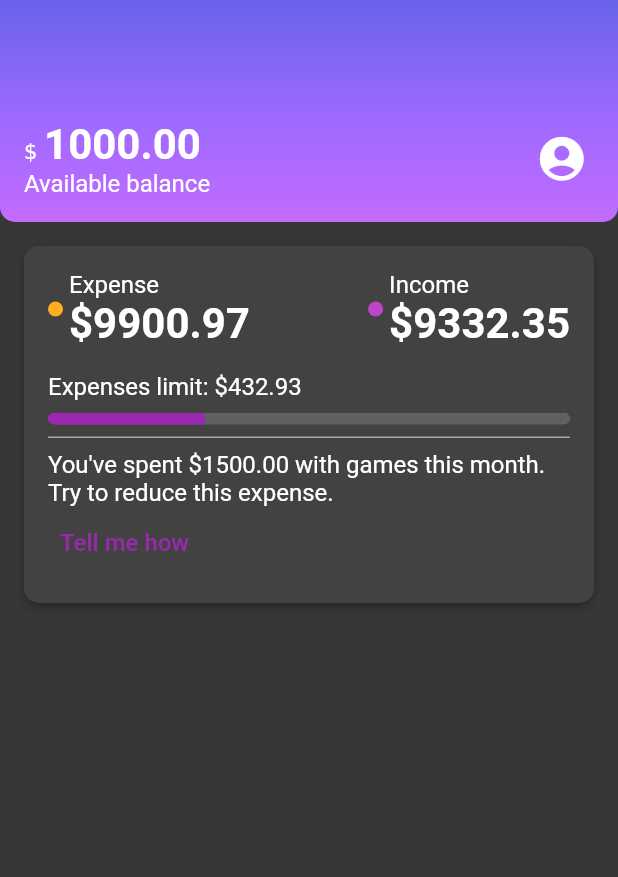
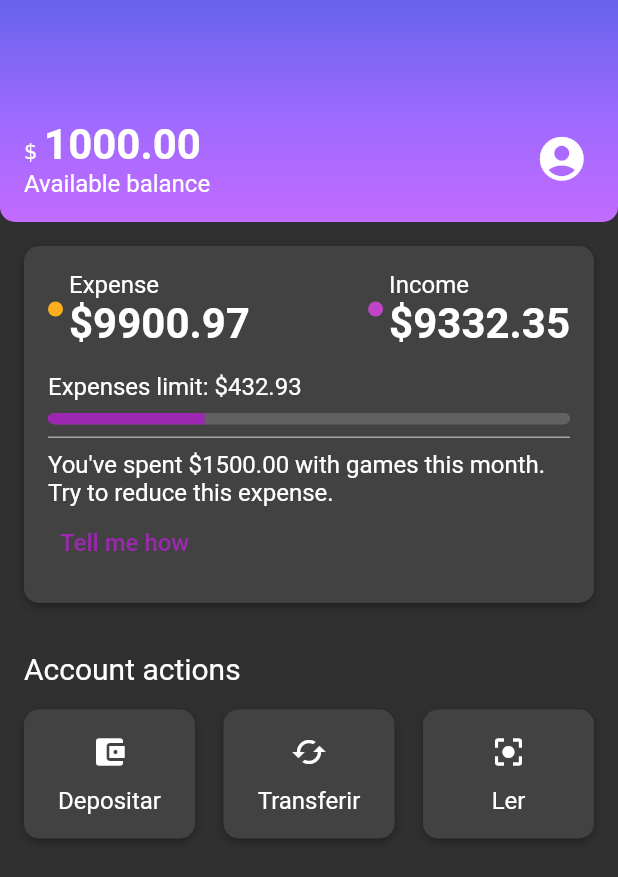
Before and after one commit to yukasolano/alurabank, a Flutter app: the screen it shows after launch, on a phone screen of 412 x 824 dp. Shown: the top 877 px of the screen. Run offline on Flutter 3.47's test engine with Material 2 defaults, Android fonts, the phone set to English and light mode, and no system bars.

Commit message:
Add account_actions section

```diff
--- /dev/null
+++ b/lib/components/account_actions.dart
@@ -0,0 +1,59 @@
+import 'package:alurabank/components/box_card.dart';
+import 'package:flutter/material.dart';
+
+class AccountActions extends StatelessWidget {
+  const AccountActions({Key? key}) : super(key: key);
+
+  @override
+  Widget build(BuildContext context) {
+    return Padding(
+      padding: const EdgeInsets.all(16.0),
+      child: Column(crossAxisAlignment: CrossAxisAlignment.start, children: [
+        Padding(
+          padding: const EdgeInsets.only(bottom: 16.0),
+          child: Text(
+            "Account actions",
+            style: Theme.of(context).textTheme.titleMedium,
+          ),
+        ),
+        Row(
+          mainAxisAlignment: MainAxisAlignment.spaceBetween,
+          children: const [
+            _Action(title: "Depositar", icon: Icons.account_balance_wallet),
+            _Action(title: "Transferir", icon: Icons.cached),
+            _Action(title: "Ler", icon: Icons.center_focus_strong),
+          ],
+        )
+      ]),
+    );
+  }
+}
+
+class _Action extends StatelessWidget {
+  final String title;
+  final IconData icon;
+
+  const _Action({Key? key, required this.title, required this.icon})
+      : super(key: key);
+
+  @override
+  Widget build(BuildContext context) {
+    return InkWell(
+      onTap: () {},
+      child: BoxCard(
+        boxContent: SizedBox(
+          width: 82,
+          child: Column(
+            children: [
+              Padding(
+                padding: const EdgeInsets.only(bottom: 11),
+                child: Icon(icon),
+              ),
+              Text(title),
+            ],
+          ),
+        ),
+      ),
+    );
+  }
+}
--- a/lib/components/box_card.dart
+++ b/lib/components/box_card.dart
@@ -7,10 +7,9 @@ class BoxCard extends StatelessWidget {
 
   @override
   Widget build(BuildContext context) {
-    return Container(
+    return Ink(
       decoration: BoxDecoration(
           boxShadow: kElevationToShadow[3],
-          //color: const Color.fromRGBO(75, 75, 75, 1),
           color: Theme.of(context).cardColor,
           borderRadius: BorderRadius.circular(10)),
       padding: const EdgeInsets.all(16),
--- a/lib/screens/home_screen.dart
+++ b/lib/screens/home_screen.dart
@@ -1,3 +1,4 @@
+import 'package:alurabank/components/account_actions.dart';
 import 'package:flutter/material.dart';
 
 import '../components/recent_activities.dart';
@@ -10,10 +11,13 @@ class HomeScreen extends StatelessWidget {
   Widget build(BuildContext context) {
     return Scaffold(
       body: Container(
-          decoration: const BoxDecoration(color: Color.fromRGBO(55, 55, 55, 1)),
+        decoration: const BoxDecoration(color: Color.fromRGBO(55, 55, 55, 1)),
+        child: Material(
           child: Column(
-            children: const [Header(), RecentActivities()],
-          )),
+            children: const [Header(), RecentActivities(), AccountActions()],
+          ),
+        ),
+      ),
     );
   }
 }
--- a/lib/themes/my_theme.dart
+++ b/lib/themes/my_theme.dart
@@ -6,7 +6,7 @@ ThemeData myTheme = ThemeData(
   primarySwatch: ThemeColors.primaryColor,
   brightness: Brightness.dark,
   textTheme: const TextTheme(
-    bodyMedium: TextStyle(fontSize: 16),
-    bodyLarge: TextStyle(fontSize: 28, fontWeight: FontWeight.w700),
-  ),
+      bodyMedium: TextStyle(fontSize: 16),
+      bodyLarge: TextStyle(fontSize: 28, fontWeight: FontWeight.w700),
+      titleMedium: TextStyle(fontSize: 20, fontWeight: FontWeight.w400)),
 );
```
